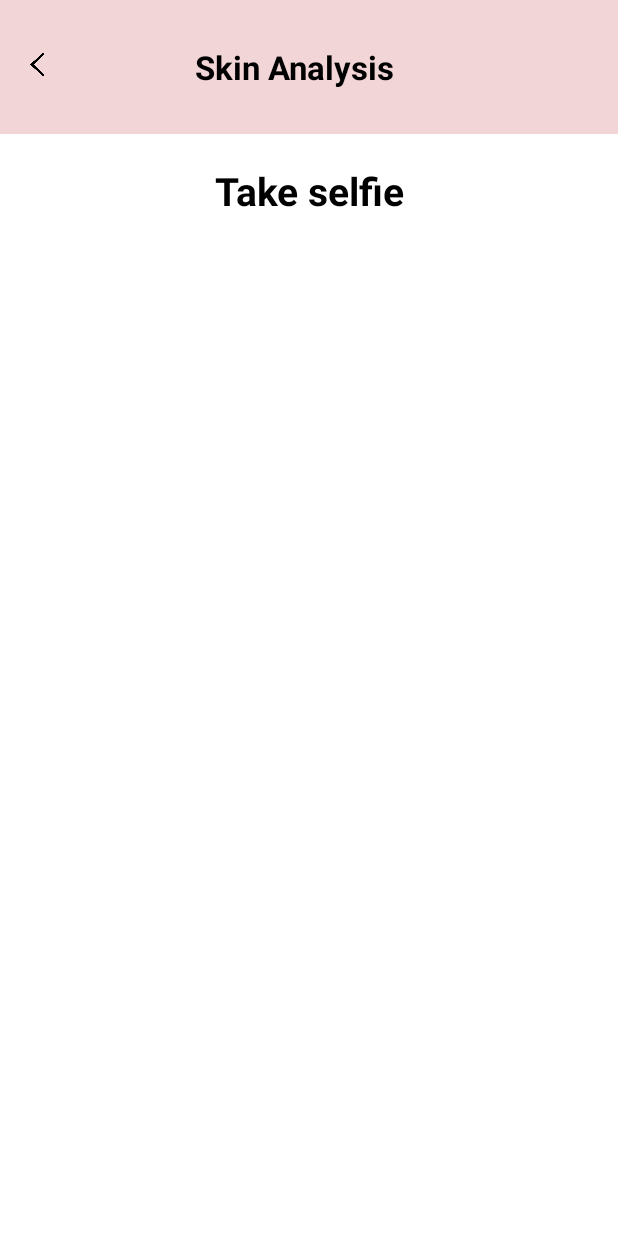
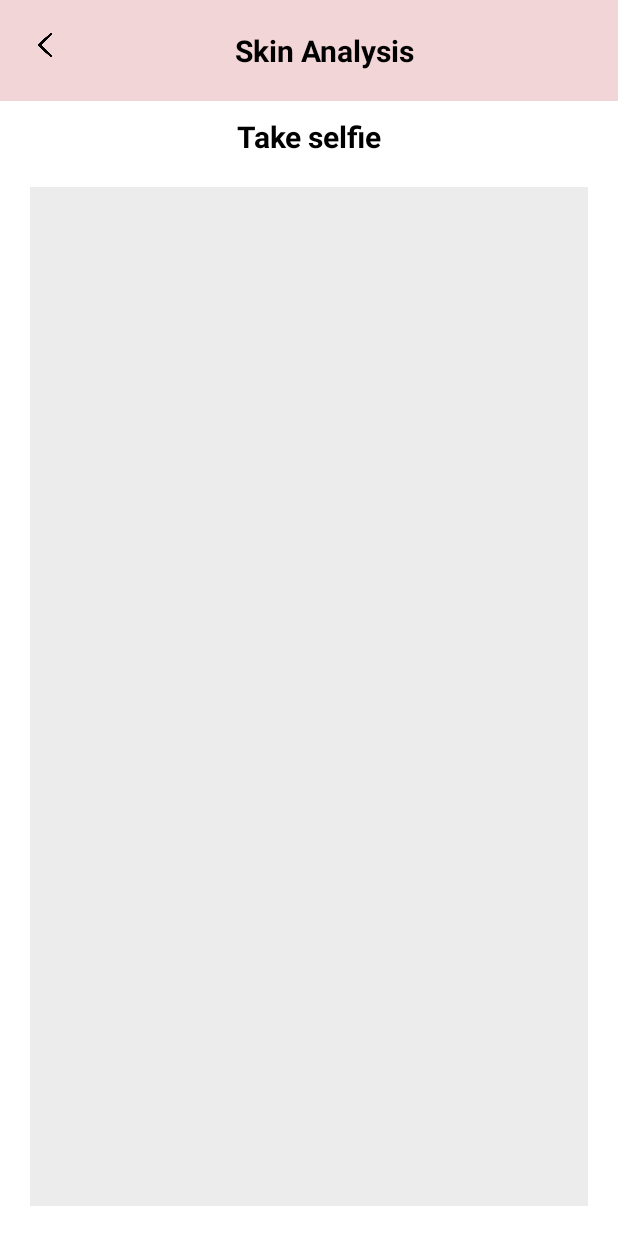
Before and after one commit to yuchinnnnn/FYP---GlowySkin-Personalized-Skincare-Products-Recommendation-System, an Android app: the layout activity_skin_analysis.xml on its own in the app's theme, with its tools: preview values and no code run, on a phone screen of 412 x 824 dp. Run offline under Robolectric (Android 15) with nearby library versions, the phone set to English and light mode, and no system bars; Roboto replaces fonts that are not available here.

Commit message:
Working on the skin analysis page: 1. User interface completed 2. Camera Permission done 3. Waiting for model training

```diff
--- a/app/src/main/res/layout/activity_skin_analysis.xml
+++ b/app/src/main/res/layout/activity_skin_analysis.xml
@@ -7,55 +7,56 @@
     tools:context=".SkinAnalysis">
 
     <LinearLayout
-        android:id="@+id/title"
+        android:id="@+id/headerLayout"
         android:layout_width="match_parent"
         android:layout_height="wrap_content"
-        android:paddingTop="10dp"
-        android:paddingBottom="10dp"
+        android:background="#F2D5D7"
         android:gravity="top"
-        android:background="@color/light_pink"
         android:orientation="horizontal"
-        app:layout_constraintStart_toStartOf="parent"
+        android:padding="20dp"
+        app:layout_constraintEnd_toStartOf="parent"
         app:layout_constraintTop_toTopOf="parent">
 
         <ImageView
-            android:id="@+id/back_button"
-            android:layout_width="50dp"
-            android:layout_height="50dp"
-            android:layout_marginTop="8dp"
-            android:padding="15dp"
-            android:src="@drawable/previous"/>
+            android:id="@+id/back"
+            android:layout_width="20dp"
+            android:layout_height="20dp"
+            android:src="@drawable/previous" />
 
         <TextView
             android:layout_width="match_parent"
             android:layout_height="wrap_content"
-            android:layout_marginStart="60dp"
-            android:layout_marginEnd="10dp"
-            android:padding="20dp"
             android:text="Skin Analysis"
+            android:gravity="center_horizontal"
+            android:textStyle="bold"
             android:textColor="@color/black"
-            android:textSize="22sp"
-            android:textStyle="bold" />
+            android:textSize="20dp"/>
 
     </LinearLayout>
 
-    <LinearLayout
-        android:id="@+id/reminder_layout"
-        android:layout_width="match_parent"
-        android:layout_height="wrap_content"
-        app:layout_constraintTop_toBottomOf="@+id/title">
 
     <TextView
-            android:id="@+id/reminder"
-            android:layout_width="match_parent"
+        android:id="@+id/title"
+        android:layout_width="wrap_content"
         android:layout_height="wrap_content"
-            android:padding="20dp"
+        android:layout_marginTop="10dp"
+        app:layout_constraintStart_toStartOf="parent"
+        app:layout_constraintEnd_toEndOf="parent"
+        app:layout_constraintTop_toBottomOf="@+id/headerLayout"
         android:text="Take selfie"
-            android:textAlignment="center"
         android:textColor="@color/black"
-            android:textSize="26sp"
+        android:textSize="20sp"
         android:textStyle="bold"/>
 
-    </LinearLayout>
+    <FrameLayout
+        android:id="@+id/cameraFrame"
+        android:layout_width="match_parent"
+        android:layout_height="0dp"
+        app:layout_constraintTop_toBottomOf="@+id/title"
+        app:layout_constraintBottom_toBottomOf="parent"
+        app:layout_constraintStart_toStartOf="parent"
+        app:layout_constraintEnd_toEndOf="parent"
+        android:layout_margin="20dp"
+        android:background="@color/light_grey"/>
 
 </androidx.constraintlayout.widget.ConstraintLayout>
```
Also changed, not shown: app/src/main/java/com/example/personalizedskincareproductsrecommendation/SkinAnalysis.java (+70 -2 lines), app/src/main/res/layout/activity_admin_view_user_profile.xml (+13 -2 lines), app/src/main/res/layout/activity_skin_log.xml (+12 -17 lines). Lines whose indentation alone changed are shown as unchanged.
